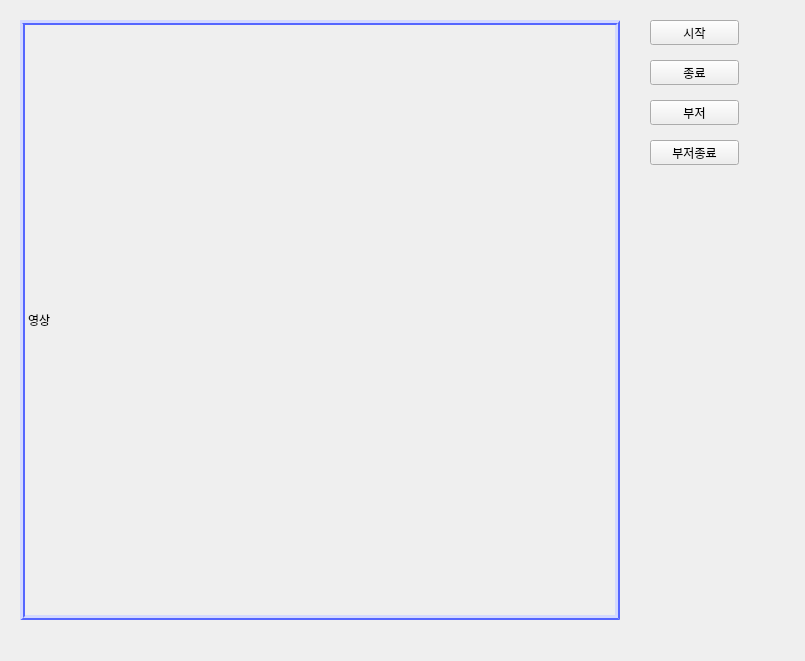
limminho94/pycharm, file project_scarecrow/cctv.ui: the form before one commit.
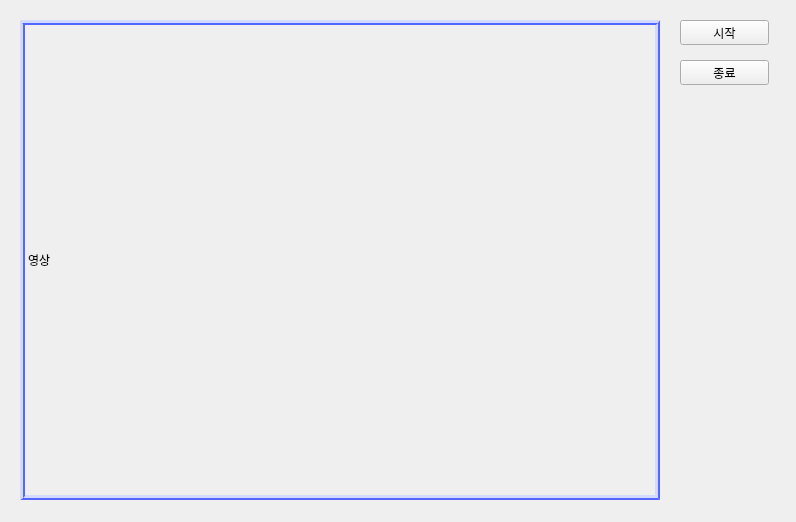
The form after the commit.

Commit message: 241121 pyqt 웹캠 구현중

What changed in the file:
```diff
--- a/project_scarecrow/cctv.ui
+++ b/project_scarecrow/cctv.ui
@@ -6,8 +6,8 @@
    <rect>
     <x>0</x>
     <y>0</y>
-    <width>805</width>
-    <height>661</height>
+    <width>796</width>
+    <height>522</height>
    </rect>
   </property>
   <property name="windowTitle">
@@ -18,8 +18,8 @@
     <rect>
      <x>20</x>
      <y>20</y>
-     <width>600</width>
-     <height>600</height>
+     <width>640</width>
+     <height>480</height>
     </rect>
    </property>
    <property name="styleSheet">
@@ -32,7 +32,7 @@
   <widget class="QPushButton" name="btn_open">
    <property name="geometry">
     <rect>
-     <x>650</x>
+     <x>680</x>
      <y>20</y>
      <width>89</width>
      <height>25</height>
@@ -45,7 +45,7 @@
   <widget class="QPushButton" name="btn_close">
    <property name="geometry">
     <rect>
-     <x>650</x>
+     <x>680</x>
      <y>60</y>
      <width>89</width>
      <height>25</height>
@@ -55,32 +55,6 @@
     <string>종료</string>
    </property>
   </widget>
-  <widget class="QPushButton" name="pushButton">
-   <property name="geometry">
-    <rect>
-     <x>650</x>
-     <y>100</y>
-     <width>89</width>
-     <height>25</height>
-    </rect>
-   </property>
-   <property name="text">
-    <string>부저</string>
-   </property>
-  </widget>
-  <widget class="QPushButton" name="pushButton_2">
-   <property name="geometry">
-    <rect>
-     <x>650</x>
-     <y>140</y>
-     <width>89</width>
-     <height>25</height>
-    </rect>
-   </property>
-   <property name="text">
-    <string>부저종료</string>
-   </property>
-  </widget>
  </widget>
  <resources/>
  <connections>
```
The commit also changes 2 other files.
